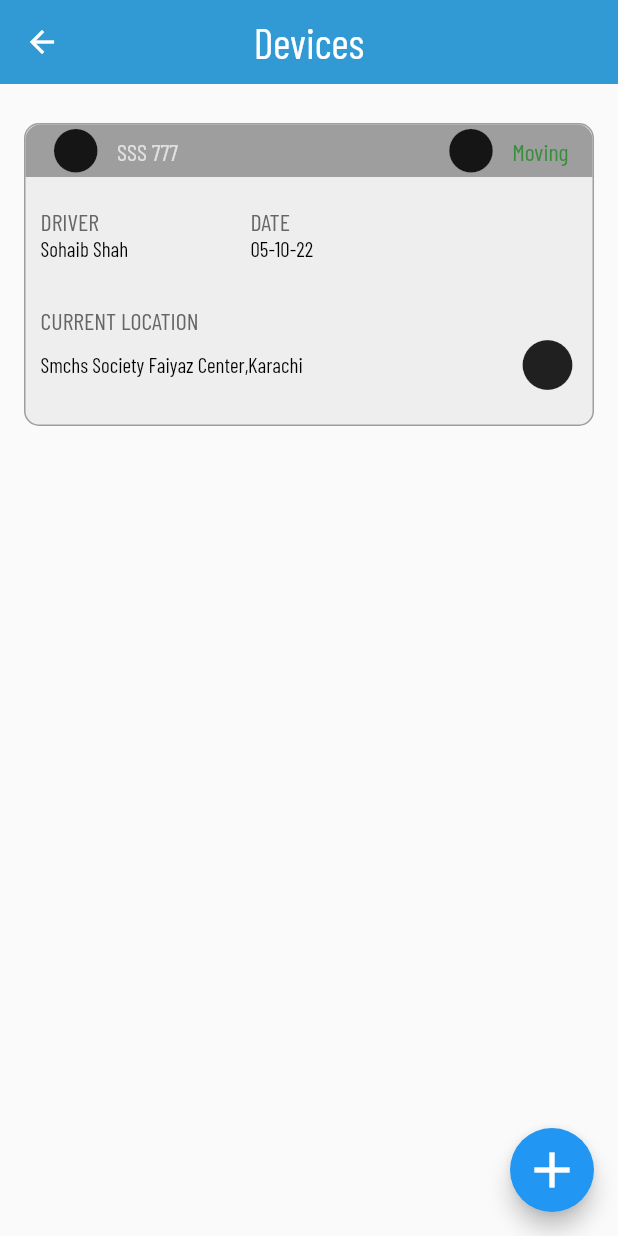
After one commit to Tanzeela97/mega_tech, a Flutter app: the Device screen opened directly, on a phone screen of 412 x 824 dp. The commit adds this screen. Run offline on Flutter 3.47's test engine with Material 2 defaults, Android fonts, the phone set to English and light mode, and no system bars; our stand-ins replace google_fonts, responsive_framework.

Commit message:
devices_screen

```diff
--- a/lib/constant/app_string.dart
+++ b/lib/constant/app_string.dart
@@ -1,4 +1,4 @@
-abstract class AppString{
+abstract class AppString {
   static const megaTech = 'Mega Tech';
   static const skip = 'skip';
   static const enterUsernameAndPassword = 'Enter Username & Password';
@@ -15,14 +15,35 @@ abstract class AppString{
   static const fuel = 'fuel';
   static const currentPosition = 'Current Position';
   static const fuelMonitoring = 'Fuel Monitoring';
-  static const showw = 'Show';
+  static const show = 'Show';
   static const from = 'from :';
   static const to = 'to :';
   static const appliedLeave = 'Applied Leave';
   static const leaveApplication = 'Leave Application';
   static const feedback = 'Feedback';
+  static const adminTrip = 'Admin Trip';
   static const userFeedback = 'User Feedback';
   static const viewAll = 'View All';
   static const saveFeedback = 'Save Feedback';
   static const yourFeedbackHere = 'Your Feedback Here';
+  static const driverLocalId = 'Driver Local ID:';
+  static const driverName = 'Driver Name:';
+
+  static const employeeLocalId = 'Employee Local ID:';
+  static const employeeName = 'Employee Name:';
+  static const employeeDesignation = 'Employee Designation:';
+  static const employeeCellNo = 'Employee Cell No:';
+  static const email = 'Email:';
+  static const serviceType = 'Service Type:';
+  static const reason = 'Reason:';
+  static const dayStart= 'Day Start';
+  static const device= 'Devices';
+
+  static const driver= 'DRIVER';
+  static const date= 'DATE';
+  static const currentLocation= 'CURRENT LOCATION';
+
+
+
+
 }
--- a/lib/constant/route_string.dart
+++ b/lib/constant/route_string.dart
@@ -6,4 +6,6 @@ abstract class RouteString{
   static const fuel = '/fuel';
   static const appliedLeave = '/appliedLeave';
   static const feedback = '/feedback';
+  static const adminTrip = '/adminTrip';
+  static const device = '/ device';
 }
--- a/lib/navigation/route_generator.dart
+++ b/lib/navigation/route_generator.dart
@@ -1,7 +1,9 @@
 import 'package:flutter/material.dart';
 import 'package:megatech/constant/route_string.dart';
 import 'package:megatech/presentation/main_layout.dart';
+import 'package:megatech/presentation/menu/home_view/admin_trip/admin_trip.dart';
 import 'package:megatech/presentation/menu/home_view/applied_leave/applied_leave.dart';
+import 'package:megatech/presentation/menu/home_view/device/device.dart';
 import 'package:megatech/presentation/menu/home_view/feedback/feedback.dart';
 import 'package:megatech/presentation/menu/home_view/fuel_monitoring/fuel_monitoring.dart';
 import 'package:megatech/presentation/splash_view/splash_view.dart';
@@ -24,6 +26,10 @@ class RouteGenerator {
         return MaterialPageRoute(builder: (_) => const AppliedLeave());
       case RouteString.feedback:
         return MaterialPageRoute(builder: (_) => const FeedBack());
+      case RouteString.adminTrip:
+        return MaterialPageRoute(builder: (_) => const AdminTrip());
+      case RouteString.device:
+        return MaterialPageRoute(builder: (_) => const Device());
         // case '/second':
         // // Validation of correct data type
         //   if (args is String) {
--- a/lib/presentation/menu/demo_view/demo_view.dart
+++ b/lib/presentation/menu/demo_view/demo_view.dart
@@ -6,7 +6,7 @@ class Demo extends StatelessWidget {
 
   @override
   Widget build(BuildContext context) {
-    return Center(
+    return const Center(
       child: KText('demo View'),
     );
   }
--- a/lib/presentation/menu/home_view/applied_leave/applied_leave.dart
+++ b/lib/presentation/menu/home_view/applied_leave/applied_leave.dart
@@ -41,7 +41,7 @@ class AppliedLeave extends StatelessWidget {
           const KDecoratedField(label: false, from: true),
 
 
-          KElevatedButton(width: 130, string: AppString.showw,onTap:(){
+          KElevatedButton(width: 130, string: AppString.show,onTap:(){
 
           }),
         ]),
--- /dev/null
+++ b/lib/presentation/menu/home_view/device/device.dart
@@ -0,0 +1,133 @@
+import 'package:flutter/cupertino.dart';
+import 'package:flutter/material.dart';
+
+import '../../../../constant/app_string.dart';
+import '../../../../theme/app_color.dart';
+import '../../../../widgets/kAppbar.dart';
+import '../../../../widgets/kText.dart';
+
+class Device extends StatelessWidget {
+  const Device({Key? key}) : super(key: key);
+
+  @override
+  Widget build(BuildContext context) {
+    return Scaffold(
+      appBar: const KAppBar(
+          title:
+              KText(AppString.device, color: AppColor.white, fontSize: 28.0)),
+      body: Padding(
+        padding: const EdgeInsets.symmetric(horizontal: 16.0),
+        child: Column(children: [
+          const SizedBox(height: 26.0),
+          Container(
+            //  padding: const EdgeInsets.symmetric(horizontal:16.0),
+            decoration: BoxDecoration(
+                color: Colors.grey[200],
+                borderRadius: BorderRadius.circular(10.0),
+                border: Border.all(color: Colors.grey)),
+            child: Column(
+              children: [
+                Container(
+                  padding: const EdgeInsets.symmetric(horizontal: 16.0),
+                  decoration: BoxDecoration(
+                    borderRadius: const BorderRadius.only(topLeft: Radius.circular(10),topRight:Radius.circular(10) ),
+                    color: Colors.grey[500]!,
+                  ),
+                  child: Row(
+                    children:  [
+                      const Icon(
+                        Icons.brightness_1_rounded,
+                        size: 35,
+                      ),
+                      const SizedBox(width: 10.0),
+                      KText('SSS 777',color: Colors.grey[300],fontSize: 16,),
+                      const Spacer(),
+                      const Icon(
+                        Icons.brightness_1_rounded,
+                        size: 35,
+                      ),
+                      const SizedBox(width: 10.0),
+                      KText('Moving',color: Colors.green[700],fontSize: 16,),
+                    ],
+                  ),
+                ),
+                const SizedBox(height: 10.0),
+                Padding(
+                  padding: const EdgeInsets.all(10),
+                  child: Row(
+
+                    children: const [
+                      KRowText(
+                        option: AppString.driver,
+                        value: 'Sohaib Shah',
+                      ),
+                      SizedBox(height: 10.0),
+                      KRowText(option: AppString.date, value: '05-10-22'),
+                    ],
+                  ),
+                ),
+                const SizedBox(height: 10.0),
+
+                Padding(
+                  padding:  const EdgeInsets.all(10),
+                  child: Column(
+                    crossAxisAlignment: CrossAxisAlignment.start,
+
+                    children: [
+                      const KText(AppString.currentLocation,color: AppColor.grey,fontSize: 16,),
+                      Row(
+                        mainAxisAlignment: MainAxisAlignment.spaceAround,
+                        children: const [
+
+                          KText('Smchs Society Faiyaz Center,Karachi',color: AppColor.black,fontSize: 14,),
+                          Spacer(),
+                          Icon(
+                            Icons.brightness_1_rounded,
+                            size: 40,
+                          ),
+                        ],
+                      ),
+                    ],
+
+                  ),
+                ),
+                const SizedBox(height: 10.0),
+              ],
+            ),
+          ),
+        ]),
+      ),
+      floatingActionButton: FloatingActionButton(
+        onPressed: () {},
+        child: const Icon(
+          Icons.add,
+          size: 40,
+        ),
+      ),
+    );
+  }
+}
+
+class KRowText extends StatelessWidget {
+  final String option;
+  final String value;
+
+  const KRowText({
+    Key? key,
+    required this.option,
+    required this.value,
+  }) : super(key: key);
+
+  @override
+  Widget build(BuildContext context) {
+    return Column(
+      crossAxisAlignment: CrossAxisAlignment.start,
+      children: [
+        const SizedBox(width: 20.0),
+        KText(option,color: AppColor.grey,fontSize: 16,),
+        const SizedBox(width: 140.0),
+        KText(value,color: AppColor.black,fontSize: 14,),
+      ],
+    );
+  }
+}
--- a/lib/presentation/menu/home_view/fuel_monitoring/fuel_monitoring.dart
+++ b/lib/presentation/menu/home_view/fuel_monitoring/fuel_monitoring.dart
@@ -40,7 +40,7 @@ class FuelMonitoring extends StatelessWidget {
           const KDecoratedField(label: false, from: true),
           KElevatedButton(
               width: 130,
-              string: AppString.showw,
+              string: AppString.show,
               onTap: () {
                 Navigator.push(
                     context,
--- a/lib/widgets/kElevatedButton.dart
+++ b/lib/widgets/kElevatedButton.dart
@@ -5,6 +5,7 @@ import 'package:megatech/widgets/kText.dart';
 
 class KElevatedButton extends StatelessWidget {
   final double width;
+
   final String string;
   final VoidCallback? onTap;
 
--- a/lib/widgets/kTextField.dart
+++ b/lib/widgets/kTextField.dart
@@ -1,6 +1,8 @@
 import 'package:flutter/material.dart';
 import 'package:megatech/theme/app_color.dart';
 import 'package:megatech/widgets/kText.dart';
+
+import '../constant/app_string.dart';
 
 class KTextField extends StatelessWidget {
   final String label;
@@ -38,7 +40,7 @@ class KTextField extends StatelessWidget {
                 focusedBorder: const OutlineInputBorder(
                     borderRadius: BorderRadius.all(Radius.circular(16.0)),
                     borderSide:
-                    BorderSide(width: 1, color: Colors.transparent)),
+                        BorderSide(width: 1, color: Colors.transparent)),
               ),
               // The validator receives the text that the user has entered.
               validator: (value) {
```
Also changed, not shown: lib/presentation/menu/home_view/admin_trip/admin_trip.dart (added, +98 -0 lines), lib/presentation/menu/home_view/home_view.dart (+10 -0 lines), lib/widgets/KTextFieldNonFloatingLabel.dart (added, +32 -0 lines).
